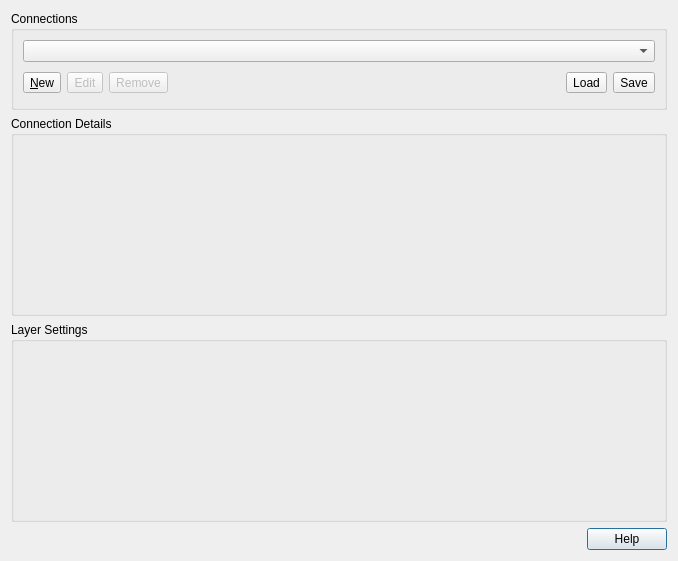
The window that src/ui/qgssensorthingssourceselectbase.ui (carsmie/QGIS) describes before a commit, drawn with Qt 5.
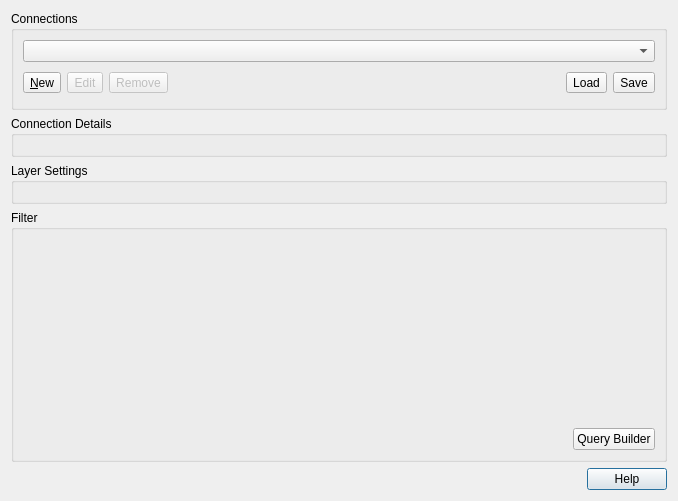
The same window after the commit. Custom widgets are drawn as their Qt base class.

Commit message: Add filter option to source select widget

What changed in the file:
```diff
--- a/src/ui/qgssensorthingssourceselectbase.ui
+++ b/src/ui/qgssensorthingssourceselectbase.ui
@@ -7,7 +7,7 @@
     <x>0</x>
     <y>0</y>
     <width>678</width>
-    <height>561</height>
+    <height>501</height>
    </rect>
   </property>
   <layout class="QGridLayout" name="gridLayout">
@@ -35,7 +35,7 @@
         <x>0</x>
         <y>0</y>
         <width>658</width>
-        <height>380</height>
+        <height>320</height>
        </rect>
       </property>
       <layout class="QVBoxLayout" name="verticalLayout_3">
@@ -75,6 +75,47 @@
          </layout>
         </widget>
        </item>
+       <item>
+        <widget class="QgsCollapsibleGroupBox" name="mSubsetGroupBox">
+         <property name="sizePolicy">
+          <sizepolicy hsizetype="Preferred" vsizetype="Preferred">
+           <horstretch>0</horstretch>
+           <verstretch>3</verstretch>
+          </sizepolicy>
+         </property>
+         <property name="title">
+          <string>Filter</string>
+         </property>
+         <layout class="QGridLayout" name="gridLayout_4">
+          <item row="1" column="1">
+           <widget class="QPushButton" name="pbnQueryBuilder">
+            <property name="text">
+             <string>Query Builder</string>
+            </property>
+           </widget>
+          </item>
+          <item row="1" column="0">
+           <spacer>
+            <property name="orientation">
+             <enum>Qt::Horizontal</enum>
+            </property>
+            <property name="sizeType">
+             <enum>QSizePolicy::Expanding</enum>
+            </property>
+            <property name="sizeHint" stdset="0">
+             <size>
+              <width>0</width>
+              <height>21</height>
+             </size>
+            </property>
+           </spacer>
+          </item>
+          <item row="0" column="0" colspan="2">
+           <widget class="QgsCodeEditor" name="txtSubsetSQL" native="true"/>
+          </item>
+         </layout>
+        </widget>
+       </item>
       </layout>
      </widget>
     </widget>
@@ -166,12 +207,24 @@
   </layout>
  </widget>
  <customwidgets>
+  <customwidget>
+   <class>QgsCollapsibleGroupBox</class>
+   <extends>QGroupBox</extends>
+   <header>qgscollapsiblegroupbox.h</header>
+   <container>1</container>
+  </customwidget>
   <customwidget>
    <class>QgsScrollArea</class>
    <extends>QScrollArea</extends>
    <header>qgsscrollarea.h</header>
    <container>1</container>
   </customwidget>
+  <customwidget>
+   <class>QgsCodeEditor</class>
+   <extends>QWidget</extends>
+   <header>qgscodeeditor.h</header>
+   <container>1</container>
+  </customwidget>
  </customwidgets>
  <tabstops>
   <tabstop>cmbConnections</tabstop>
```
The commit also changes 4 other files.
